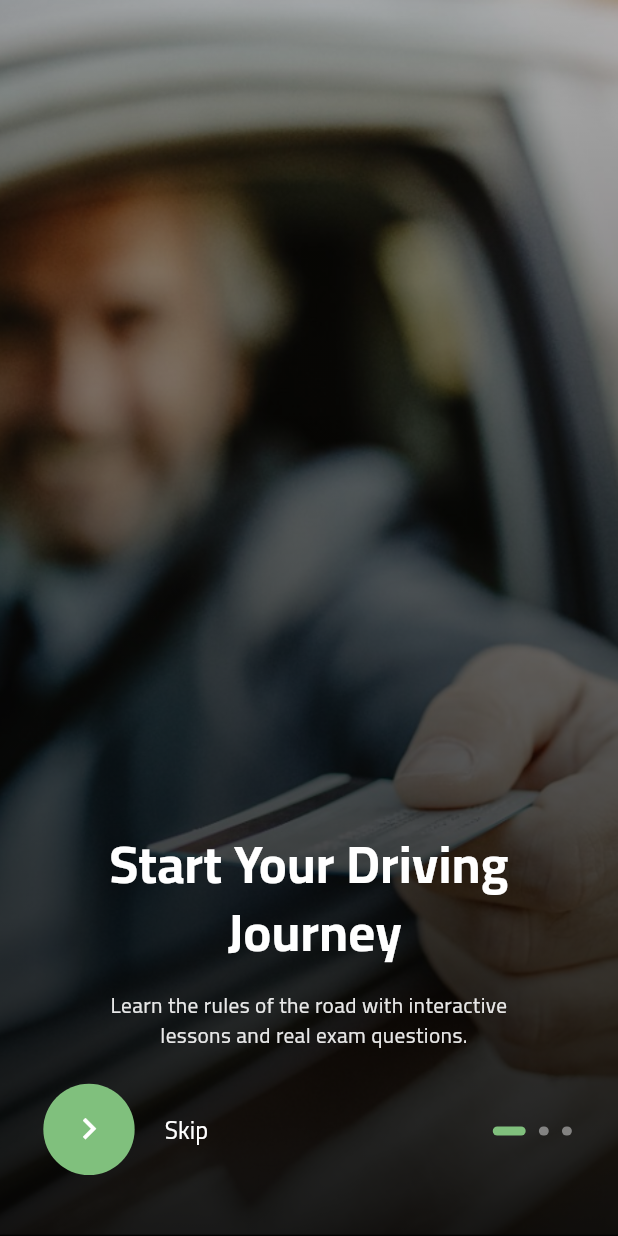
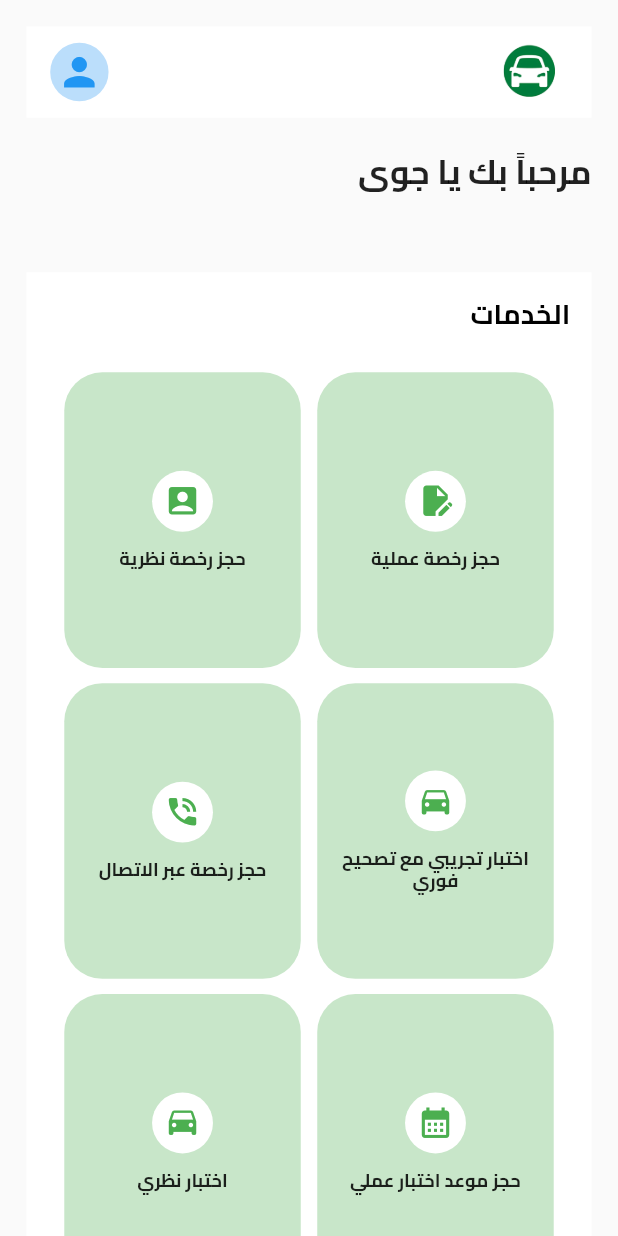
Before and after one commit to jawa762280/Driving-School-Final, a Flutter app: the screen it shows after launch, on a phone screen of 412 x 824 dp. Run offline on Flutter 3.47's test engine with Material 3 defaults, Android fonts, the phone set to English and light mode, and no system bars; our stand-ins replace flutter_otp_text_field, flutter_screenutil, get, shared_preferences.

Commit message:
StudentHomePage

```diff
--- a/lib/core/constant/appimages.dart
+++ b/lib/core/constant/appimages.dart
@@ -1,7 +1,9 @@
 class AppImages {
   static const String rootImage = "assets/images";
-  static const String onboardingOneImage = "assets/images/onboardingOne.PNG";
-  static const String onboardingTwoImage = "assets/images/onboardingTwo.PNG";
+  static const String onboardingOneImage = "$rootImage/onboardingOne.PNG";
+  static const String onboardingTwoImage = "$rootImage/onboardingTwo.PNG";
   static const String onboardingThreeImage =
       "assets/images/onboardingThree.PNG";
+  static const String iconApp = "$rootImage/Icon.png";
+  static const String appPhoto = "$rootImage/App_photo.png";
 }
--- a/lib/core/constant/approuts.dart
+++ b/lib/core/constant/approuts.dart
@@ -10,4 +10,5 @@ class AppRouts {
   static const String successVerifyCodeSignUpScreen =
       "/success_verifycode_signup_screen";
   static const String verifyCodeSignUpScreen = "/verify_code_sign_up_screen";
+  static const String studentHomePageScreen = "/student_homepage_screen";
 }
--- a/lib/data/model/onboarding_model.dart
+++ b/lib/data/model/onboarding_model.dart
@@ -12,16 +12,17 @@ class OnboardingModel {
 List<OnboardingModel> onboardingList = [
   OnboardingModel(
       image: AppImages.onboardingOneImage,
-      title: "Start Your Driving \n Journey",
+      title: "ابدأ رحلة القيادة \n الخاصة بك",
       description:
-          "Learn the rules of the road with interactive \n  lessons and real exam questions."),
+          "تعلم قواعد الطريق من خلال الدروس التفاعلية \n  وأسئلة الامتحان الحقيقية"),
   OnboardingModel(
       image: AppImages.onboardingTwoImage,
-      title: "Practice Anytime, \n Anywhere",
+      title: "تدرب في أي وقت \n وفي أي مكان",
       description:
-          "Take mock tests, track your progress, and get \n ready to pass with confidence."),
+          "قم بإجراء اختبارات تجريبية، وتتبع تقدمك \n واستعد للنجاح بثقة"),
   OnboardingModel(
       image: AppImages.onboardingThreeImage,
-      title: "Your Road to \n Success",
-      description: "Get tips, reminders, and support every step of the \n way to becomea safe driver.")
+      title: "طريقك إلى \n النجاح",
+      description:
+          "احصل على النصائح والتذكيرات والدعم في كل خطوة على\n الطريق لتصبح سائقًا آمنًا")
 ];
--- /dev/null
+++ b/lib/data/model/student_homepage_model.dart
@@ -0,0 +1,22 @@
+import 'package:flutter/material.dart';
+
+class StudentServiceModel {
+  final IconData icon;
+  final String title;
+
+  StudentServiceModel({
+    required this.icon,
+    required this.title,
+  });
+}
+
+final List<StudentServiceModel> studentServices = [
+  StudentServiceModel(icon: Icons.edit_document, title: "حجز رخصة عملية"),
+  StudentServiceModel(icon: Icons.account_box, title: "حجز رخصة نظرية"),
+  StudentServiceModel(
+      icon: Icons.directions_car, title: "اختبار تجريبي مع تصحيح فوري"),
+  StudentServiceModel(icon: Icons.phone_in_talk, title: "حجز رخصة عبر الاتصال"),
+  StudentServiceModel(
+      icon: Icons.calendar_month, title: "حجز موعد اختبار عملي"),
+  StudentServiceModel(icon: Icons.drive_eta, title: "اختبار نظري"),
+];
--- a/lib/routes.dart
+++ b/lib/routes.dart
@@ -1,4 +1,5 @@
 import 'package:driving_school/core/constant/approuts.dart';
+import 'package:driving_school/view/screen/student_homepage_screen.dart';
 import 'package:driving_school/view/screen/login_screen.dart';
 import 'package:driving_school/view/screen/onboarding_screen.dart';
 import 'package:driving_school/view/screen/forget_password_screen.dart';
@@ -13,7 +14,7 @@ import 'package:get/get.dart';
 List<GetPage<dynamic>> routes = [
   GetPage(
     name: "/",
-    page: () => OnboardingScreen(),
+    page: () => StudentHomePageScreen(),
   ),
   GetPage(
     name: AppRouts.loginScreen,
@@ -47,4 +48,7 @@ List<GetPage<dynamic>> routes = [
   GetPage(
       name: AppRouts.verifyCodeSignUpScreen,
       page: () => const VerifyCodeSignUpScreen()),
+  GetPage(
+      name: AppRouts.studentHomePageScreen,
+      page: () => const StudentHomePageScreen())
 ];
--- a/lib/view/screen/onboarding_screen.dart
+++ b/lib/view/screen/onboarding_screen.dart
@@ -48,7 +48,7 @@ class OnboardingScreen extends StatelessWidget {
                             textAlign: TextAlign.center,
                             style: TextStyle(
                               color: Colors.white,
-                              fontSize: 34.sp,
+                              fontSize: 30.sp,
                               fontWeight: FontWeight.bold,
                               height: 1.3,
                             ),
--- /dev/null
+++ b/lib/view/screen/student_homepage_screen.dart
@@ -0,0 +1,44 @@
+import 'package:driving_school/core/constant/appimages.dart';
+import 'package:driving_school/data/model/student_homepage_model.dart';
+import 'package:driving_school/view/widget/my_appbar.dart';
+import 'package:driving_school/view/widget/student_services.dart';
+import 'package:flutter/material.dart';
+import 'package:flutter_screenutil/flutter_screenutil.dart';
+
+class StudentHomePageScreen extends StatelessWidget {
+  const StudentHomePageScreen({super.key});
+
+  @override
+  Widget build(BuildContext context) {
+    return Directionality(
+      textDirection: TextDirection.rtl,
+      child: Scaffold(
+        backgroundColor: Colors.grey[50],
+        body: SafeArea(
+          child: SingleChildScrollView(
+            child: Padding(
+              padding: EdgeInsets.all(16.w),
+              child: Column(
+                crossAxisAlignment: CrossAxisAlignment.start,
+                children: [
+                  MyAppBar(image: Image.asset(AppImages.appPhoto)),
+                  SizedBox(height: 20.h),
+                  Text(
+                    'مرحباً بك يا جوى',
+                    style: TextStyle(
+                      fontSize: 22.sp,
+                      fontWeight: FontWeight.bold,
+                      color: Colors.black87,
+                    ),
+                  ),
+                  SizedBox(height: 50.h),
+                  StudentServices(),
+                ],
+              ),
+            ),
+          ),
+        ),
+      ),
+    );
+  }
+}
--- /dev/null
+++ b/lib/view/widget/my_appbar.dart
@@ -0,0 +1,35 @@
+import 'package:flutter/material.dart';
+import 'package:flutter_screenutil/flutter_screenutil.dart';
+
+class MyAppBar extends StatelessWidget {
+  const MyAppBar({super.key, required this.image});
+  final Image image;
+
+  @override
+  Widget build(BuildContext context) {
+    return Container(
+      padding: EdgeInsets.all(10.w),
+      width: double.infinity,
+      height: 60.h,
+      color: Colors.white,
+      child: Row(
+        mainAxisAlignment: MainAxisAlignment.spaceBetween,
+        children: [
+          Container(
+            width: 55.w,
+            height: 55.h,
+            decoration: BoxDecoration(
+              borderRadius: BorderRadius.circular(6.r),
+            ),
+            child: image,
+          ),
+          CircleAvatar(
+            radius: 24.r,
+            backgroundColor: Colors.blue[100],
+            child: Icon(Icons.person, size: 30.sp, color: Colors.blue),
+          ),
+        ],
+      ),
+    );
+  }
+}
--- /dev/null
+++ b/lib/view/widget/student_services.dart
@@ -0,0 +1,88 @@
+import 'package:driving_school/data/model/student_homepage_model.dart';
+import 'package:flutter/material.dart';
+import 'package:flutter_screenutil/flutter_screenutil.dart';
+
+class StudentServices extends StatelessWidget {
+  const StudentServices({super.key});
+
+  @override
+  Widget build(BuildContext context) {
+    return Container(
+      color: Colors.white,
+      child: Column(
+        crossAxisAlignment: CrossAxisAlignment.start,
+        children: [
+          Padding(
+            padding: EdgeInsets.all(13.w),
+            child: Text(
+              'الخدمات',
+              style: TextStyle(
+                fontSize: 18.sp,
+                fontWeight: FontWeight.bold,
+                color: Colors.black,
+              ),
+            ),
+          ),
+          SizedBox(height: 12.h),
+          Padding(
+            padding: EdgeInsets.symmetric(horizontal: 23.w),
+            child: LayoutBuilder(
+              builder: (context, constraints) {
+                return GridView.builder(
+                  shrinkWrap: true,
+                  physics: const NeverScrollableScrollPhysics(),
+                  itemCount: studentServices.length,
+                  gridDelegate: SliverGridDelegateWithFixedCrossAxisCount(
+                    crossAxisCount: 2,
+                    crossAxisSpacing: 10.w,
+                    mainAxisSpacing: 10.h,
+                    childAspectRatio: 0.8,
+                  ),
+                  itemBuilder: (context, index) {
+                    return ConstrainedBox(
+                      constraints: BoxConstraints(
+                        maxHeight: 120.h,
+                      ),
+                      child: Container(
+                        decoration: BoxDecoration(
+                          color: Colors.green.shade100,
+                          borderRadius: BorderRadius.circular(25.r),
+                        ),
+                        padding: EdgeInsets.all(12.w),
+                        child: Column(
+                          mainAxisAlignment: MainAxisAlignment.center,
+                          children: [
+                            CircleAvatar(
+                              backgroundColor: Colors.white,
+                              radius: 20.r,
+                              child: Icon(
+                                studentServices[index].icon,
+                                color: Colors.green,
+                                size: 24.sp,
+                              ),
+                            ),
+                            SizedBox(height: 10.h),
+                            Text(
+                              studentServices[index].title,
+                              textAlign: TextAlign.center,
+                              style: TextStyle(
+                                fontWeight: FontWeight.bold,
+                                fontSize: 12.sp,
+                                height: 1.2,
+                                color: Colors.black87,
+                              ),
+                            ),
+                          ],
+                        ),
+                      ),
+                    );
+                  },
+                );
+              },
+            ),
+          ),
+        ],
+      ),
+    );
+  }
+}
```
